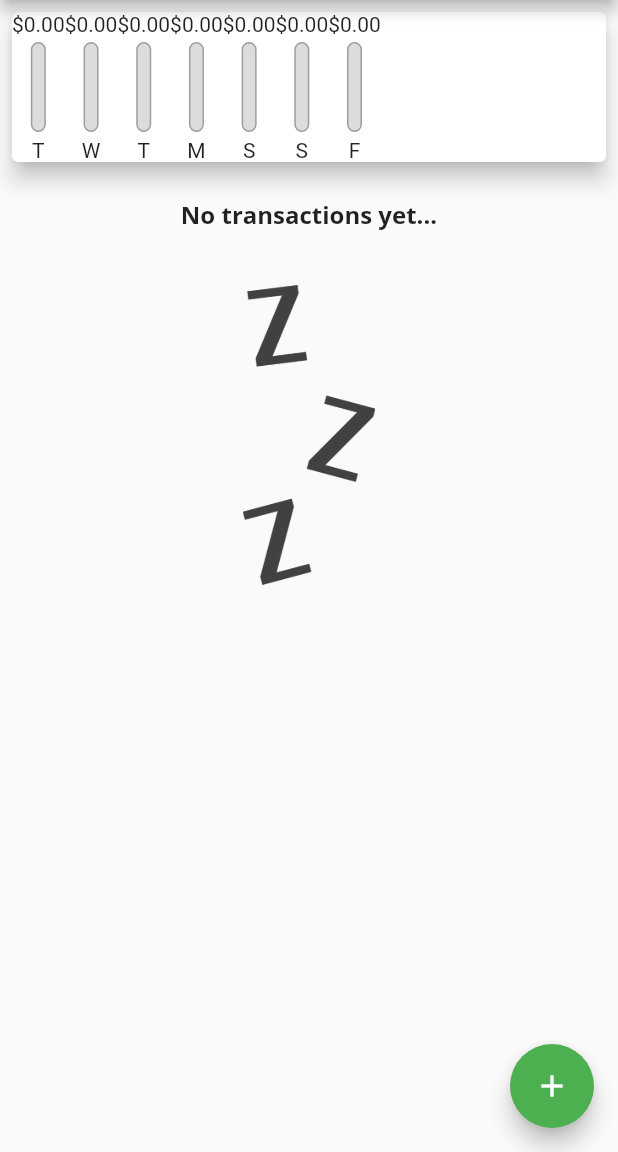
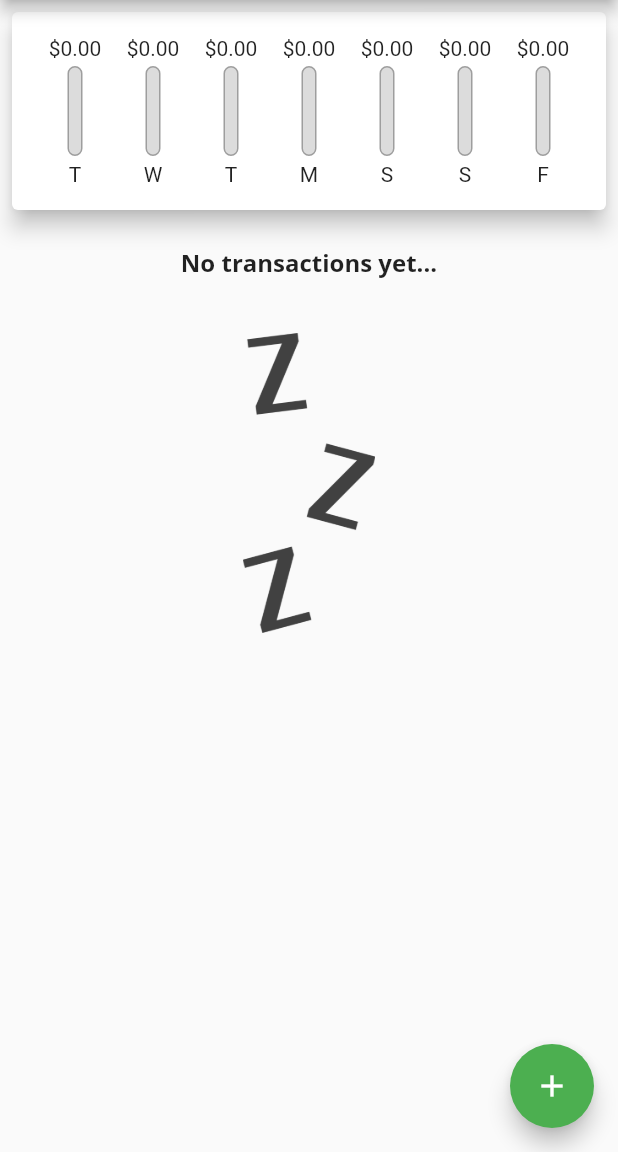
Before and after one commit to Matheus-IT/expenses_planner, a Flutter app: the screen it shows after launch, on a phone screen of 412 x 824 dp, the part 84-1236 px from its top. Run offline on Flutter 3.47's test engine with Material 2 defaults, Android fonts, the phone set to English and light mode, and no system bars.

Commit message:
Finished bar chart

```diff
--- a/lib/components/chart.dart
+++ b/lib/components/chart.dart
@@ -46,17 +46,25 @@ class Chart extends StatelessWidget {
     return Card(
       elevation: 6,
       margin: const EdgeInsets.all(8),
+      child: Padding(
+        padding: const EdgeInsets.all(16.0),
         child: Row(
+          mainAxisAlignment: MainAxisAlignment.spaceAround,
+          crossAxisAlignment: CrossAxisAlignment.end,
           children: groupedTransactionValues
               .map(
-              (transactionData) => ChartBar(
+                (transactionData) => Flexible(
+                  fit: FlexFit.tight,
+                  child: ChartBar(
                     label: transactionData['day'] as String,
                     spendingAmount: transactionData['amount'] as double,
                     spendingPercentageOfTotal: calcSpendingPercentageOfTotal(
                         transactionData['amount'] as double),
                   ),
+                ),
               )
               .toList(),
+        ),
       ),
     );
   }
--- a/lib/components/chart_bar.dart
+++ b/lib/components/chart_bar.dart
@@ -16,7 +16,7 @@ class ChartBar extends StatelessWidget {
   Widget build(BuildContext context) {
     return Column(
       children: [
-        Text('\$${spendingAmount.toStringAsFixed(2)}'),
+        FittedBox(child: Text('\$${spendingAmount.toStringAsFixed(2)}')),
         const SizedBox(
           height: 4,
         ),
```
Lines whose indentation alone changed are shown as unchanged.
